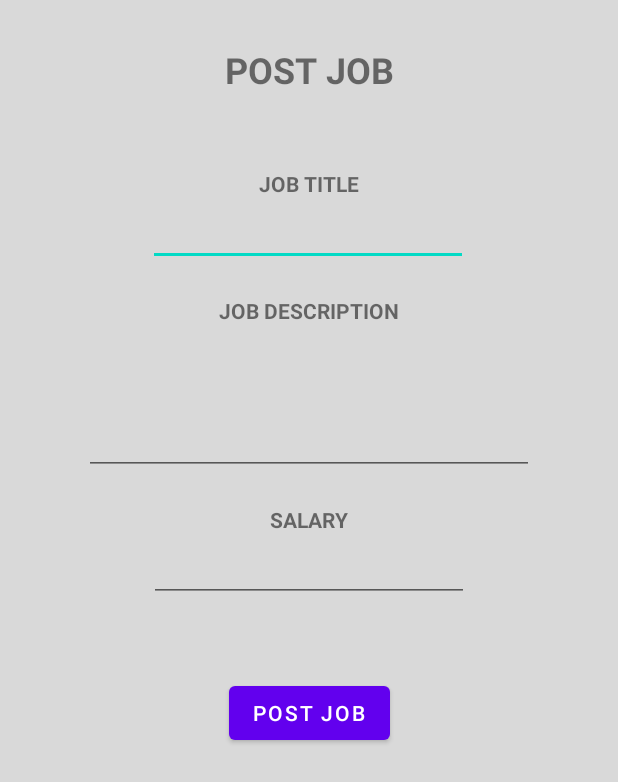
After one commit to ConnectInApp/FinalConnectIN, an Android app: the layout org_create_post.xml on its own in the app's theme, with its tools: preview values and no code run, on a phone screen of 412 x 824 dp. The commit adds this screen. Shown: the top 782 px of the screen. Run offline under Robolectric (Android 15) with nearby library versions, the phone set to English and light mode, and no system bars.

Commit message:
Post Job Page Created

```diff
--- /dev/null
+++ b/app/src/main/res/layout/org_create_post.xml
@@ -0,0 +1,107 @@
+<?xml version="1.0" encoding="utf-8"?>
+<androidx.constraintlayout.widget.ConstraintLayout xmlns:android="http://schemas.android.com/apk/res/android"
+    xmlns:app="http://schemas.android.com/apk/res-auto"
+    xmlns:tools="http://schemas.android.com/tools"
+    android:layout_width="match_parent"
+    android:layout_height="match_parent"
+    android:background="@drawable/background">
+
+    <TextView
+        android:id="@+id/textView12"
+        android:layout_width="wrap_content"
+        android:layout_height="wrap_content"
+        android:layout_marginTop="30dp"
+        android:text="Post Job"
+        android:textAllCaps="true"
+        android:textSize="24sp"
+        android:textStyle="bold"
+        app:layout_constraintEnd_toEndOf="parent"
+        app:layout_constraintHorizontal_bias="0.5"
+        app:layout_constraintStart_toStartOf="parent"
+        app:layout_constraintTop_toTopOf="parent" />
+
+    <TextView
+        android:id="@+id/textView7"
+        android:layout_width="wrap_content"
+        android:layout_height="wrap_content"
+        android:layout_marginTop="50dp"
+        android:text="Job Title"
+        android:textAllCaps="true"
+        android:textSize="14sp"
+        android:textStyle="bold"
+        app:layout_constraintEnd_toEndOf="parent"
+        app:layout_constraintHorizontal_bias="0.5"
+        app:layout_constraintStart_toStartOf="parent"
+        app:layout_constraintTop_toBottomOf="@+id/textView12" />
+
+    <EditText
+        android:id="@+id/jobTitle_EV"
+        android:layout_width="wrap_content"
+        android:layout_height="wrap_content"
+        android:ems="10"
+        android:inputType="textPersonName"
+        app:layout_constraintEnd_toEndOf="parent"
+        app:layout_constraintHorizontal_bias="0.497"
+        app:layout_constraintStart_toStartOf="parent"
+        app:layout_constraintTop_toBottomOf="@+id/textView7" />
+
+    <TextView
+        android:id="@+id/textView10"
+        android:layout_width="wrap_content"
+        android:layout_height="wrap_content"
+        android:layout_marginTop="20dp"
+        android:text="Job Description"
+        android:textAllCaps="true"
+        android:textStyle="bold"
+        app:layout_constraintEnd_toEndOf="parent"
+        app:layout_constraintHorizontal_bias="0.5"
+        app:layout_constraintStart_toStartOf="parent"
+        app:layout_constraintTop_toBottomOf="@+id/jobTitle_EV" />
+
+    <EditText
+        android:id="@+id/jobDescription_EV"
+        android:layout_width="300dp"
+        android:layout_height="100dp"
+        android:ems="10"
+        android:gravity="start|top"
+        android:inputType="textMultiLine"
+        app:layout_constraintEnd_toEndOf="parent"
+        app:layout_constraintHorizontal_bias="0.5"
+        app:layout_constraintStart_toStartOf="parent"
+        app:layout_constraintTop_toBottomOf="@+id/textView10" />
+
+    <TextView
+        android:id="@+id/textView11"
+        android:layout_width="wrap_content"
+        android:layout_height="wrap_content"
+        android:layout_marginTop="20dp"
+        android:text="Salary"
+        android:textAllCaps="true"
+        android:textStyle="bold"
+        app:layout_constraintEnd_toEndOf="parent"
+        app:layout_constraintHorizontal_bias="0.5"
+        app:layout_constraintStart_toStartOf="parent"
+        app:layout_constraintTop_toBottomOf="@+id/jobDescription_EV" />
+
+    <EditText
+        android:id="@+id/salary_EV"
+        android:layout_width="wrap_content"
+        android:layout_height="wrap_content"
+        android:ems="10"
+        android:inputType="numberSigned"
+        app:layout_constraintEnd_toEndOf="parent"
+        app:layout_constraintHorizontal_bias="0.5"
+        app:layout_constraintStart_toStartOf="parent"
+        app:layout_constraintTop_toBottomOf="@+id/textView11" />
+
+    <Button
+        android:id="@+id/postJobB"
+        android:layout_width="wrap_content"
+        android:layout_height="wrap_content"
+        android:layout_marginTop="50dp"
+        android:text="Post Job"
+        app:layout_constraintEnd_toEndOf="parent"
+        app:layout_constraintHorizontal_bias="0.5"
+        app:layout_constraintStart_toStartOf="parent"
+        app:layout_constraintTop_toBottomOf="@+id/salary_EV" />
+</androidx.constraintlayout.widget.ConstraintLayout>
--- a/app/src/main/res/layout/org_user_profile.xml
+++ b/app/src/main/res/layout/org_user_profile.xml
@@ -89,13 +89,6 @@
                 app:layout_constraintStart_toStartOf="parent"
                 app:layout_constraintTop_toBottomOf="@+id/orgFollowB" />
 
-            <androidx.constraintlayout.widget.Guideline
-                android:id="@+id/guideline7"
-                android:layout_width="wrap_content"
-                android:layout_height="wrap_content"
-                android:orientation="horizontal"
-                app:layout_constraintGuide_begin="30dp" />
-
         </androidx.constraintlayout.widget.ConstraintLayout>
     </ScrollView>
 
```
